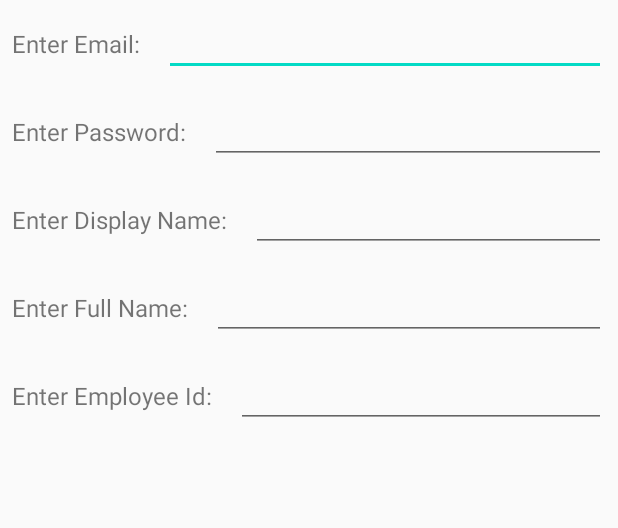
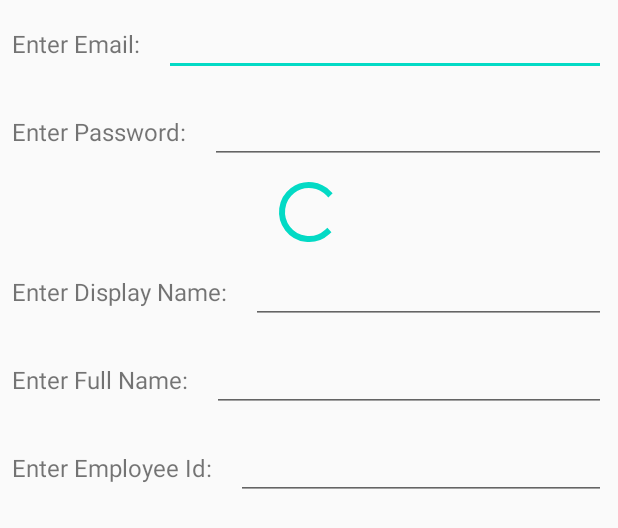
Before and after one commit to RClement5700/Yssa, an Android app: the layout dialog_ui_add_user.xml on its own in the app's theme, with its tools: preview values and no code run, on a phone screen of 412 x 824 dp. Shown: the top 528 px of the screen. Run offline under Robolectric (Android 15) with nearby library versions, the phone set to English and light mode, and no system bars.

```diff
--- a/app/src/main/res/layout/dialog_ui_add_user.xml
+++ b/app/src/main/res/layout/dialog_ui_add_user.xml
@@ -45,6 +45,13 @@
             android:layout_margin="8dp"
             android:textSize="16sp" />
     </LinearLayout>
+
+    <ProgressBar
+        android:id="@+id/progress_bar_new_user"
+        android:layout_width="wrap_content"
+        android:layout_height="wrap_content"
+        android:layout_gravity="center"
+        />
 
     <LinearLayout
         android:layout_width="match_parent"
```
Also changed, not shown: app/src/main/java/crysalis/example/yssa/ui/managementconsole/manageassociates/ManageAssociatesFragment.java (+34 -20 lines).
